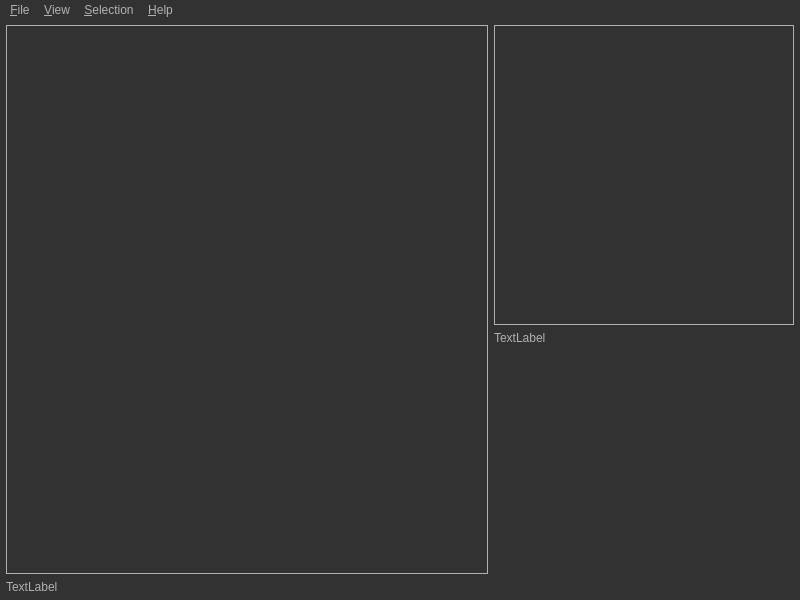
Before: the Qt Designer form src/saisieQT/mainwindow.ui in micmacIGN/micmac, drawn with Qt 5.
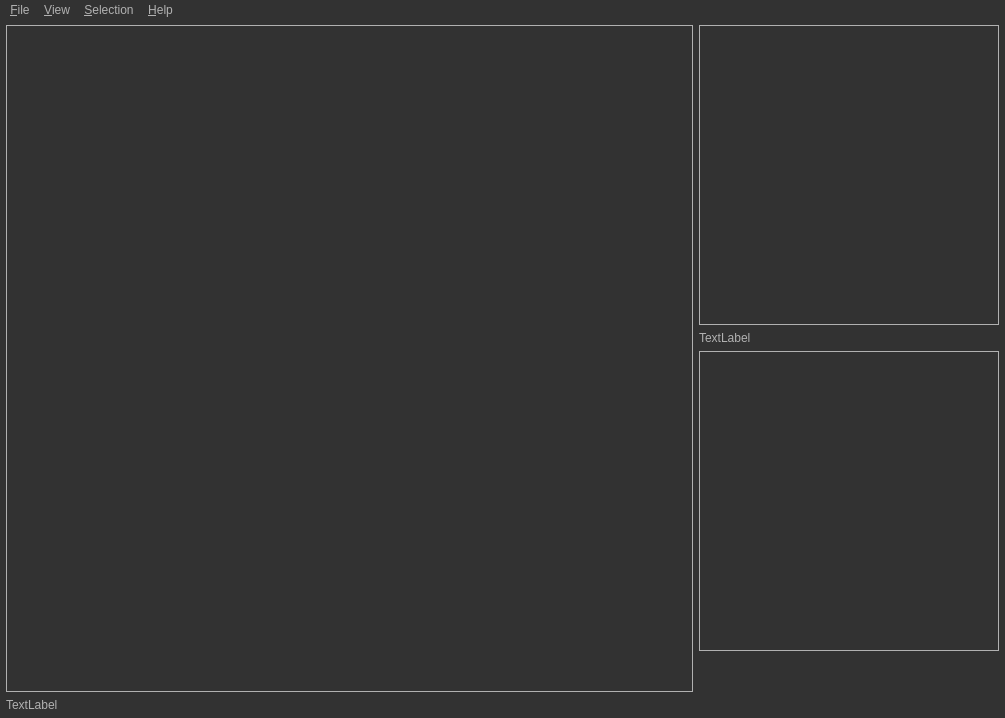
After: the same form once the commit is applied. Icons and pictures are not drawn.

```diff
--- a/src/saisieQT/mainwindow.ui
+++ b/src/saisieQT/mainwindow.ui
@@ -6,8 +6,8 @@
    <rect>
     <x>0</x>
     <y>0</y>
-    <width>800</width>
-    <height>600</height>
+    <width>1005</width>
+    <height>718</height>
    </rect>
   </property>
   <property name="acceptDrops">
@@ -589,6 +589,22 @@
         </property>
        </widget>
       </item>
+      <item>
+       <widget class="QFrame" name="frame3D">
+        <property name="minimumSize">
+         <size>
+          <width>300</width>
+          <height>300</height>
+         </size>
+        </property>
+        <property name="frameShape">
+         <enum>QFrame::Box</enum>
+        </property>
+        <property name="frameShadow">
+         <enum>QFrame::Plain</enum>
+        </property>
+       </widget>
+      </item>
       <item>
        <spacer name="verticalSpacer">
         <property name="orientation">
@@ -614,7 +630,7 @@
     <rect>
      <x>0</x>
      <y>0</y>
-     <width>800</width>
+     <width>1005</width>
      <height>20</height>
     </rect>
    </property>
```
